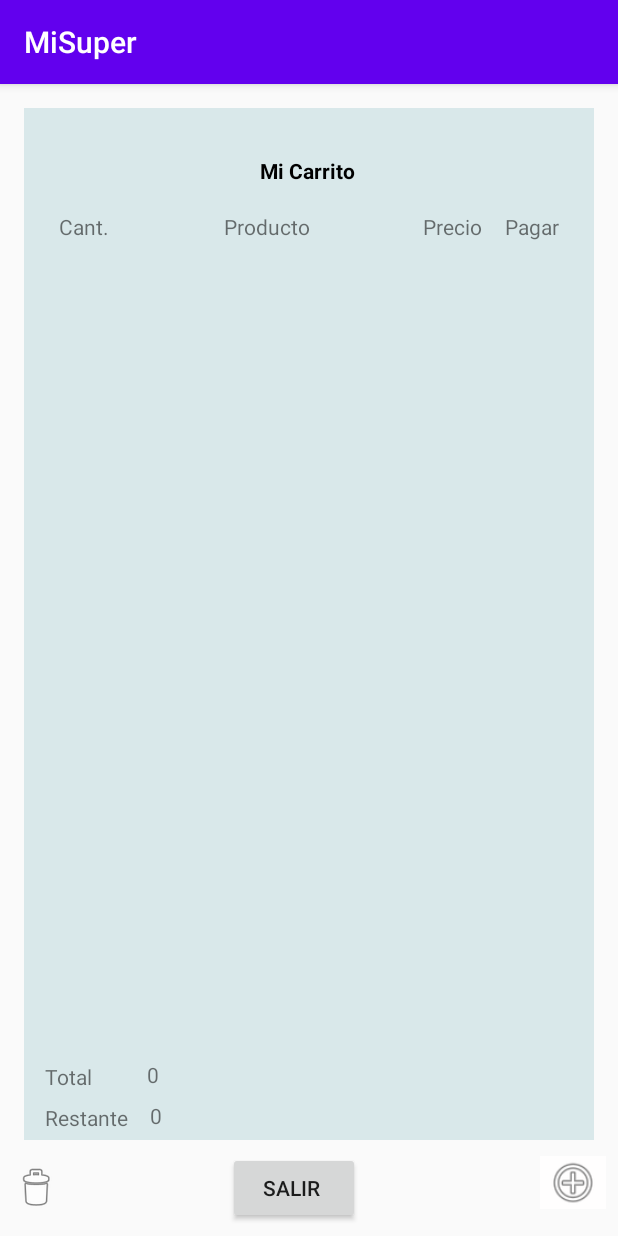
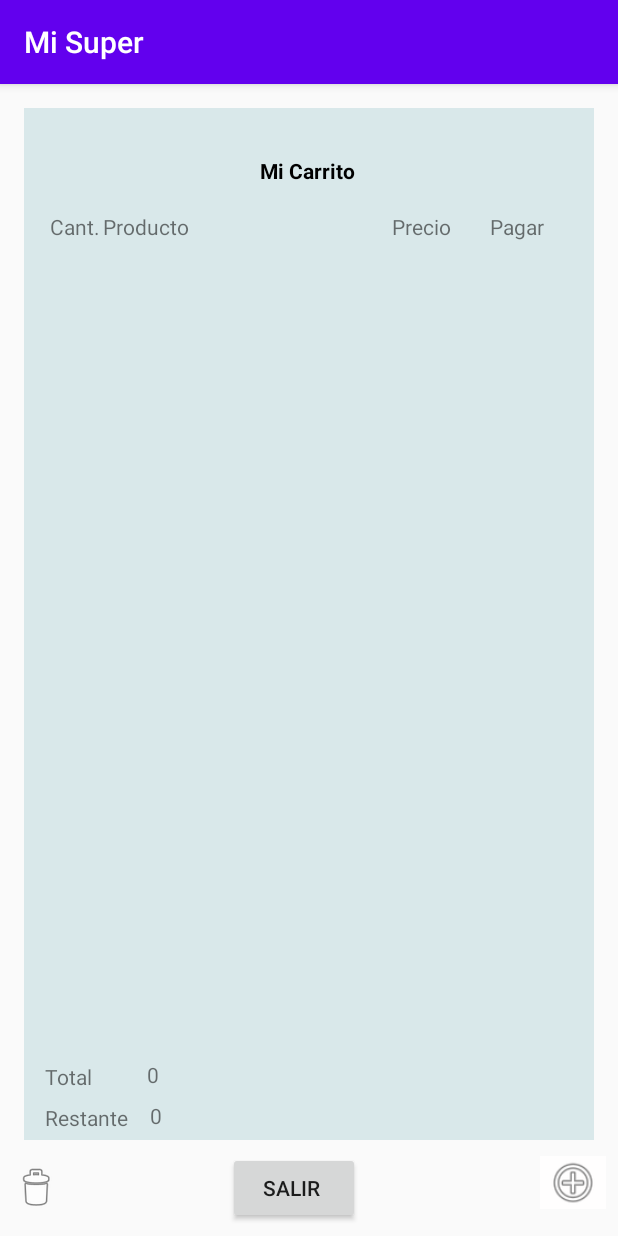
Before and after one commit to NatMuHe98/MySuper, an Android app: the screen it shows after launch (MainActivity), on a phone screen of 412 x 824 dp. Run offline under Robolectric (Android 15) with nearby library versions, the phone set to English and light mode, and no system bars; our stand-ins replace Firebase (no records; nobody signed in at launch, a user with empty details on screens opened directly); libraries missing offline, so code that uses them is left out: com.facebook, com.facebook.appevents, com.firebase.ui; 2 statements that could not run were skipped.

```diff
--- a/app/src/main/java/com/example/mysuper/EditarProducto.java
+++ b/app/src/main/java/com/example/mysuper/EditarProducto.java
@@ -34,6 +34,7 @@ public class EditarProducto extends AppCompatActivity {
     @Override
     protected void onCreate(Bundle savedInstanceState) {
         super.onCreate(savedInstanceState);
+        setTitle("Detalles Producto");
         setContentView(R.layout.activity_editar_producto);
 
         buttonEditar = findViewById(R.id.buttonEditar);
--- a/app/src/main/java/com/example/mysuper/MainActivity.java
+++ b/app/src/main/java/com/example/mysuper/MainActivity.java
@@ -44,9 +44,9 @@ import java.util.List;
 import java.util.Map;
 
 public class MainActivity extends AppCompatActivity {
+    private static final int MY_REQUEST_CODE = 16;
+    List<AuthUI.IdpConfig> providers;
 
-    private static final int MY_REQUEST_CODE = 12;
-    List<AuthUI.IdpConfig> providers;
     Button btn_sign_out;
     ImageView btn_agregar_producto, btn_eliminar_lista;
     DatabaseReference mDatabase;
@@ -63,13 +63,22 @@ public class MainActivity extends AppCompatActivity {
     @Override
     protected void onCreate(Bundle savedInstanceState) {
         super.onCreate(savedInstanceState);
+        setTitle("Mi Super");
         setContentView(R.layout.activity_main);
+
+        //Provedores de inicio de sesión
+        providers = Arrays.asList(
+                new AuthUI.IdpConfig.EmailBuilder().build(),
+                new AuthUI.IdpConfig.GoogleBuilder().build(),
+                new AuthUI.IdpConfig.FacebookBuilder().build()
+        );
+
+        IniciarSesion();
 
         lv_producto = findViewById(R.id.lv_producto);
         list = new ArrayList<>();
         model = new ProductoModel();
 
-        mDatabase = FirebaseDatabase.getInstance().getReference();
 
         btn_agregar_producto = (ImageView) findViewById(R.id.imageView_agregar);
         btn_agregar_producto.setOnClickListener(new View.OnClickListener() {
@@ -87,29 +96,21 @@ public class MainActivity extends AppCompatActivity {
             public void onClick(View v) {
                 AuthUI.getInstance()
                         .signOut(MainActivity.this)
-                        .addOnCompleteListener(new OnCompleteListener<Void>(){
+                        .addOnCompleteListener(new OnCompleteListener<Void>() {
                             @Override
                             public void onComplete(@NonNull Task<Void> task) {
                                 btn_sign_out.setEnabled(false);
-                                iniciarSesion();
+                                IniciarSesion();
                             }
-
                         }).addOnFailureListener(new OnFailureListener() {
                     @Override
                     public void onFailure(@NonNull Exception e) {
-                        Toast.makeText(MainActivity.this, ""+e.getMessage(),  Toast.LENGTH_SHORT).show();
+                        Toast.makeText(MainActivity.this, ""+e.getMessage(), Toast.LENGTH_SHORT).show();
                     }
                 });
             }
         });
 
-        providers= Arrays.asList(
-                new AuthUI.IdpConfig.EmailBuilder().build(),
-                new AuthUI.IdpConfig.GoogleBuilder().build(),
-                new AuthUI.IdpConfig.FacebookBuilder().build()
-        );
-
-        iniciarSesion();
 
         reference.addValueEventListener(new ValueEventListener() {
             @Override
@@ -179,21 +180,20 @@ public class MainActivity extends AppCompatActivity {
 
     }
 
-    private void iniciarSesion() {
+    private void IniciarSesion() {
         startActivityForResult(
-                AuthUI.getInstance()
-                        .createSignInIntentBuilder()
+                AuthUI.getInstance().createSignInIntentBuilder()
+                .setAvailableProviders(providers)
+                .setTheme(R.style.MyBackground)
                         .setLogo(R.drawable.logo)
-                        .setAvailableProviders(providers)
-                        .setTheme(R.style.MyBackground)
-                        .build(),MY_REQUEST_CODE
+                .build(),MY_REQUEST_CODE
         );
     }
 
     @Override
     protected void onActivityResult(int requestCode, int resultCode, @Nullable Intent data) {
         super.onActivityResult(requestCode, resultCode, data);
-        if(requestCode == MY_REQUEST_CODE){
+        if (requestCode == MY_REQUEST_CODE){
             IdpResponse response = IdpResponse.fromResultIntent(data);
             FirebaseAuth firebaseAuth = FirebaseAuth.getInstance();
             FirebaseUser currentUser = firebaseAuth.getCurrentUser();
@@ -214,17 +214,16 @@ public class MainActivity extends AppCompatActivity {
                                 Log.d("infoApp","error al enviar el correo");
                             }
                         });
-                iniciarSesion();
+                IniciarSesion();
             }else{
 
             }
             if(resultCode == RESULT_OK){
                 FirebaseUser user = FirebaseAuth.getInstance().getCurrentUser();
-
-                Toast.makeText(this, "" +user.getDisplayName(), Toast.LENGTH_SHORT).show();
-                btn_sign_out.setEnabled(true);
+                Toast.makeText(MainActivity.this, " "+user.getDisplayName(), Toast.LENGTH_SHORT).show();
+                btn_agregar_producto.setEnabled(true);
             }else{
-                Toast.makeText(this, "" +response.getError().getMessage(), Toast.LENGTH_SHORT).show();
+                Toast.makeText(MainActivity.this, " "+response.getError().getMessage(), Toast.LENGTH_SHORT).show();
             }
         }
     }
--- a/app/src/main/java/com/example/mysuper/ModificarProducto.java
+++ b/app/src/main/java/com/example/mysuper/ModificarProducto.java
@@ -33,6 +33,7 @@ public class ModificarProducto extends AppCompatActivity {
     @Override
     protected void onCreate(Bundle savedInstanceState) {
         super.onCreate(savedInstanceState);
+        setTitle("Modificar Producto");
         setContentView(R.layout.activity_modificar_producto);
 
         textViewActualizarCantidad = findViewById(R.id.textViewActualizarCantidad);
--- a/app/src/main/java/com/example/mysuper/NuevoProducto.java
+++ b/app/src/main/java/com/example/mysuper/NuevoProducto.java
@@ -31,6 +31,7 @@ public class NuevoProducto extends AppCompatActivity {
     @Override
     protected void onCreate(Bundle savedInstanceState) {
         super.onCreate(savedInstanceState);
+        setTitle("Nuevo Producto");
         setContentView(R.layout.activity_nuevo_producto);
 
         editTextCantidad = (EditText) findViewById(R.id.editTextCantidad);
@@ -52,7 +53,7 @@ public class NuevoProducto extends AppCompatActivity {
         }else if(precio.isEmpty()){
             editTextPrecio.setError("Precio no debe quedar vacío");
         } else{
-            final Long total = Long.parseLong(cantidad) * Long.parseLong(precio);
+            final Double total = Double.parseDouble(cantidad) * Double.parseDouble(precio);
             String id = reference.push().getKey();
             if(id != null){
                 model = new ProductoModel(id, cantidad, producto, precio, String.valueOf(total));
--- a/app/src/main/res/layout/activity_main.xml
+++ b/app/src/main/res/layout/activity_main.xml
@@ -154,15 +154,16 @@
 
         <TextView
             android:id="@+id/textViewProducto"
-            android:layout_width="178dp"
+            android:layout_width="181dp"
             android:layout_height="match_parent"
             android:layout_weight="1"
             android:gravity="center"
-            android:text="Producto" />
+            android:text="Producto"
+            android:textAlignment="viewStart" />
 
         <TextView
             android:id="@+id/textViewPrecio"
-            android:layout_width="wrap_content"
+            android:layout_width="51dp"
             android:layout_height="match_parent"
             android:layout_weight="1"
             android:gravity="center"
@@ -170,7 +171,7 @@
 
         <TextView
             android:id="@+id/textView7"
-            android:layout_width="wrap_content"
+            android:layout_width="67dp"
             android:layout_height="match_parent"
             android:layout_weight="1"
             android:gravity="center"
```
